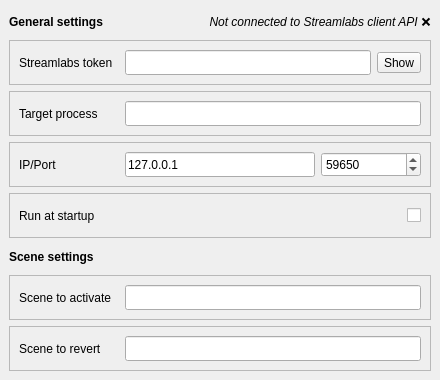
Odizinne/AutoSceneSwitcher, file autosceneswitcher.ui: the form before one commit.
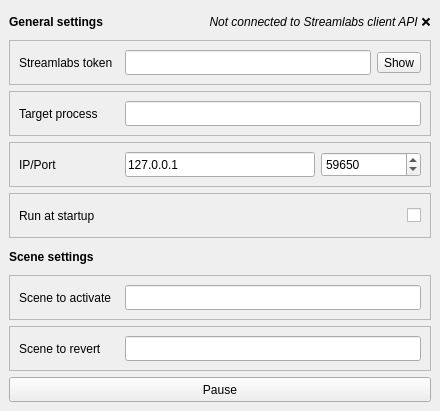
The form after the commit.

Commit message: added pause/resum mecanism, websocket optimizations

Patch:
```diff
--- a/autosceneswitcher.ui
+++ b/autosceneswitcher.ui
@@ -7,7 +7,7 @@
     <x>0</x>
     <y>0</y>
     <width>440</width>
-    <height>380</height>
+    <height>411</height>
    </rect>
   </property>
   <property name="sizePolicy">
@@ -396,6 +396,19 @@
       </layout>
      </widget>
     </item>
+    <item row="8" column="0" colspan="2">
+     <widget class="QPushButton" name="pauseButton">
+      <property name="minimumSize">
+       <size>
+        <width>0</width>
+        <height>25</height>
+       </size>
+      </property>
+      <property name="text">
+       <string>Pause</string>
+      </property>
+     </widget>
+    </item>
    </layout>
   </widget>
  </widget>
```
Left out of the diff: 256 changed lines with no effect on the pictures. The commit also changes 2 other files.
